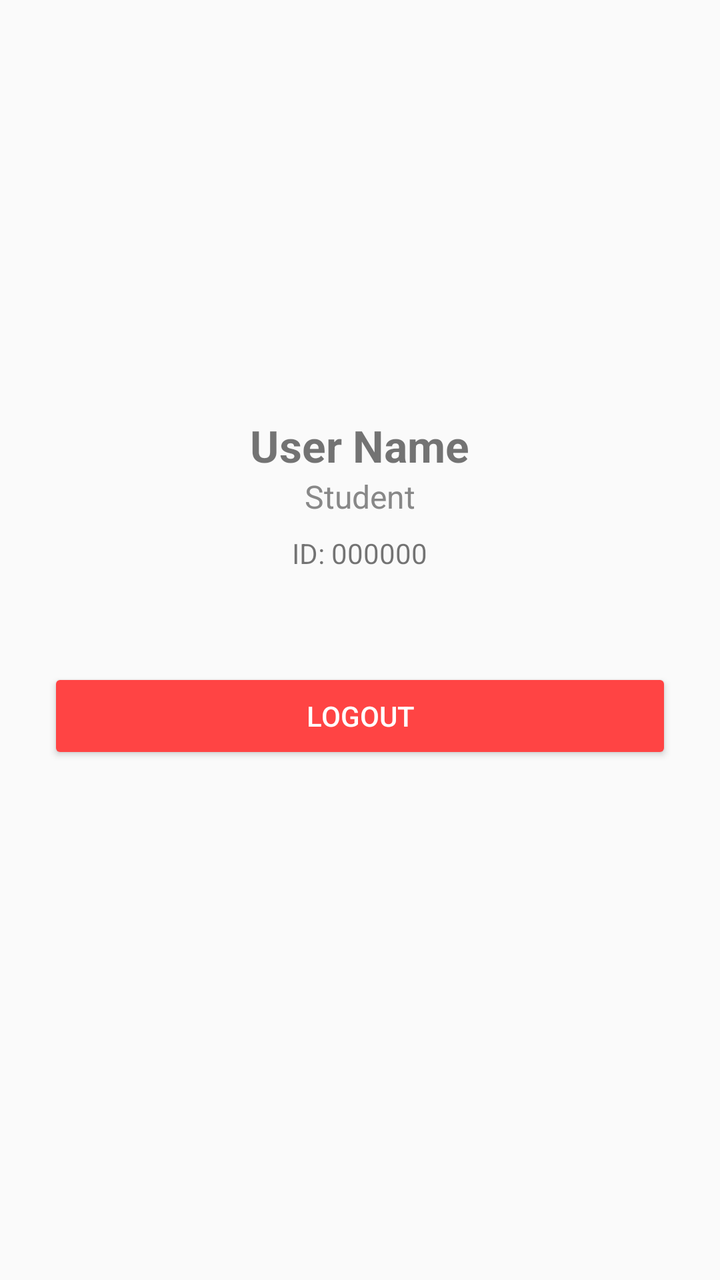
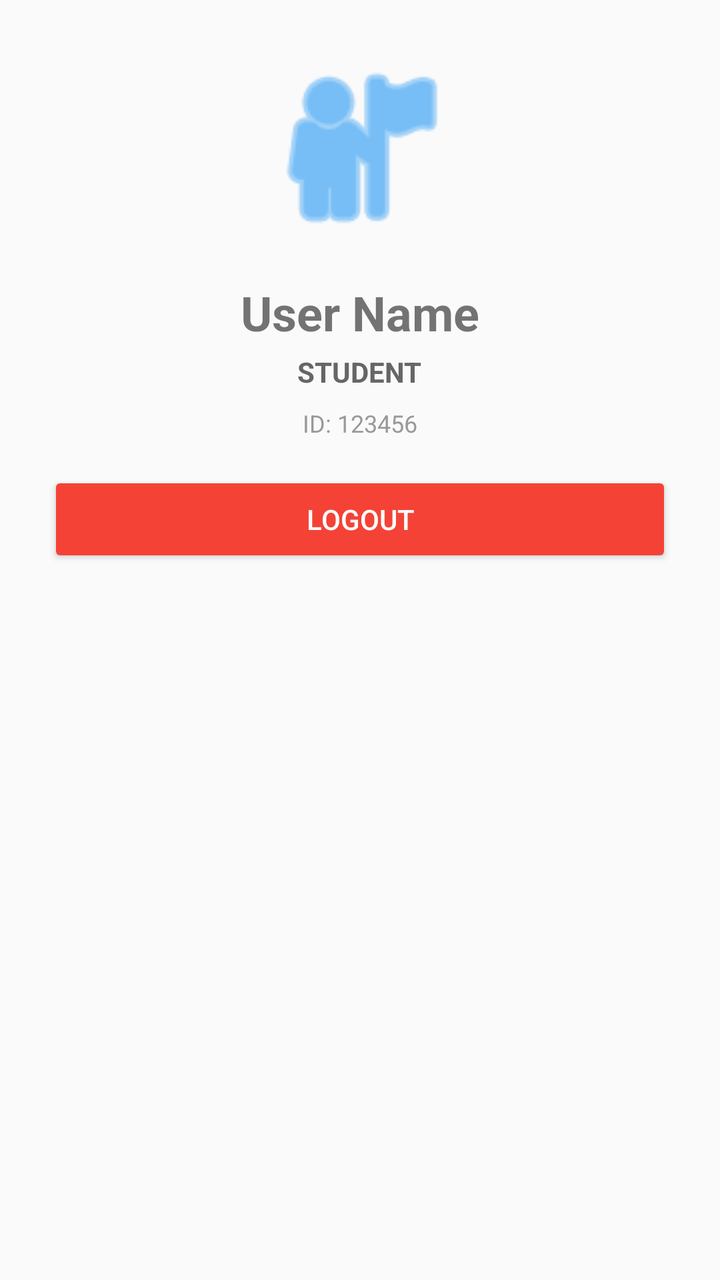

Compare the two renders of this Android layout. The source of the first and the diff that turns it into the second are given below.
<!-- AndroidManifest.xml: application theme AppTheme -->
<!-- res/layout/fragment_profile.xml -->
<?xml version="1.0" encoding="utf-8"?>
<LinearLayout xmlns:android="http://schemas.android.com/apk/res/android"
    android:layout_width="match_parent"
    android:layout_height="match_parent"
    android:gravity="center_horizontal"
    android:orientation="vertical"
    android:padding="24dp">

    <ImageView
        android:layout_width="120dp"
        android:layout_height="120dp"
        android:src="@mipmap/ic_launcher"
        android:layout_marginTop="40dp" />

    <TextView
        android:id="@+id/profileName"
        android:layout_width="wrap_content"
        android:layout_height="wrap_content"
        android:layout_marginTop="24dp"
        android:text="User Name"
        android:textSize="22sp"
        android:textStyle="bold" />

    <TextView
        android:id="@+id/profileRole"
        android:layout_width="wrap_content"
        android:layout_height="wrap_content"
        android:text="Student"
        android:textColor="#888888"
        android:textSize="16sp" />

    <TextView
        android:id="@+id/profileId"
        android:layout_width="wrap_content"
        android:layout_height="wrap_content"
        android:layout_marginTop="8dp"
        android:text="ID: 000000"
        android:textSize="14sp" />

    <Button
        android:id="@+id/logoutButton"
        android:layout_width="match_parent"
        android:layout_height="wrap_content"
        android:layout_marginTop="48dp"
        android:text="Logout"
        android:backgroundTint="#FF4444"
        android:textColor="#FFFFFF" />

</LinearLayout>
<!-- resources referenced by this layout -->
<resources>
  <!-- mipmap ic_launcher (mipmap-anydpi-v26) -->
  <?xml version="1.0" encoding="utf-8"?>
  <adaptive-icon xmlns:android="http://schemas.android.com/apk/res/android">
      <background>
          <inset android:drawable="@mipmap/ic_launcher_background" android:inset="16.7%" />
      </background>
      <foreground>
          <inset android:drawable="@mipmap/ic_launcher_foreground" android:inset="16.7%" />
      </foreground>
  </adaptive-icon>
  <style name="AppTheme" parent="Theme.AppCompat.Light.DarkActionBar">
          
          <item name="colorPrimary">@color/colorPrimary</item>
          <item name="colorPrimaryDark">@color/colorPrimaryDark</item>
          <item name="colorAccent">@color/colorAccent</item>
      </style>
  <color name="colorPrimary">#6200EE</color>
  <color name="colorPrimaryDark">#3700B3</color>
  <color name="colorAccent">#03DAC5</color>
</resources>

<!-- the commit's change to res/layout/fragment_profile.xml (unified diff, before → after) -->
@@ -2,23 +2,23 @@
 <LinearLayout xmlns:android="http://schemas.android.com/apk/res/android"
     android:layout_width="match_parent"
     android:layout_height="match_parent"
-    android:gravity="center_horizontal"
     android:orientation="vertical"
-    android:padding="24dp">
+    android:padding="24dp"
+    android:gravity="center_horizontal">
 
-    <ImageView
-        android:layout_width="120dp"
-        android:layout_height="120dp"
-        android:src="@mipmap/ic_launcher"
-        android:layout_marginTop="40dp" />
+    <View
+        android:layout_width="100dp"
+        android:layout_height="100dp"
+        android:background="@android:drawable/ic_menu_myplaces"
+        android:backgroundTint="#2196F3"
+        android:layout_marginBottom="16dp" />
 
     <TextView
         android:id="@+id/profileName"
         android:layout_width="wrap_content"
         android:layout_height="wrap_content"
-        android:layout_marginTop="24dp"
         android:text="User Name"
-        android:textSize="22sp"
+        android:textSize="24sp"
         android:textStyle="bold" />
 
     <TextView
@@ -26,24 +26,37 @@
         android:layout_width="wrap_content"
         android:layout_height="wrap_content"
         android:text="Student"
-        android:textColor="#888888"
-        android:textSize="16sp" />
+        android:textAllCaps="true"
+        android:textColor="#666666"
+        android:textSize="14sp"
+        android:textStyle="bold"
+        android:layout_marginTop="4dp" />
 
     <TextView
         android:id="@+id/profileId"
         android:layout_width="wrap_content"
         android:layout_height="wrap_content"
-        android:layout_marginTop="8dp"
-        android:text="ID: 000000"
-        android:textSize="14sp" />
+        android:text="ID: 123456"
+        android:textSize="12sp"
+        android:textColor="#999999"
+        android:layout_marginTop="8dp" />
+
+    <Button
+        android:id="@+id/adminPanelButton"
+        android:layout_width="match_parent"
+        android:layout_height="wrap_content"
+        android:text="Admin Panel"
+        android:layout_marginTop="32dp"
+        android:visibility="gone"
+        style="@style/Widget.MaterialComponents.Button.OutlinedButton" />
 
     <Button
         android:id="@+id/logoutButton"
         android:layout_width="match_parent"
         android:layout_height="wrap_content"
-        android:layout_marginTop="48dp"
         android:text="Logout"
-        android:backgroundTint="#FF4444"
+        android:layout_marginTop="16dp"
+        android:backgroundTint="#F44336"
         android:textColor="#FFFFFF" />
 
 </LinearLayout>
<!-- resource entries referenced after the edit -->
@@ -1,15 +1,5 @@
 <!-- resources referenced by this layout -->
 <resources>
-  <!-- mipmap ic_launcher (mipmap-anydpi-v26) -->
-  <?xml version="1.0" encoding="utf-8"?>
-  <adaptive-icon xmlns:android="http://schemas.android.com/apk/res/android">
-      <background>
-          <inset android:drawable="@mipmap/ic_launcher_background" android:inset="16.7%" />
-      </background>
-      <foreground>
-          <inset android:drawable="@mipmap/ic_launcher_foreground" android:inset="16.7%" />
-      </foreground>
-  </adaptive-icon>
   <style name="AppTheme" parent="Theme.AppCompat.Light.DarkActionBar">
           
           <item name="colorPrimary">@color/colorPrimary</item>
